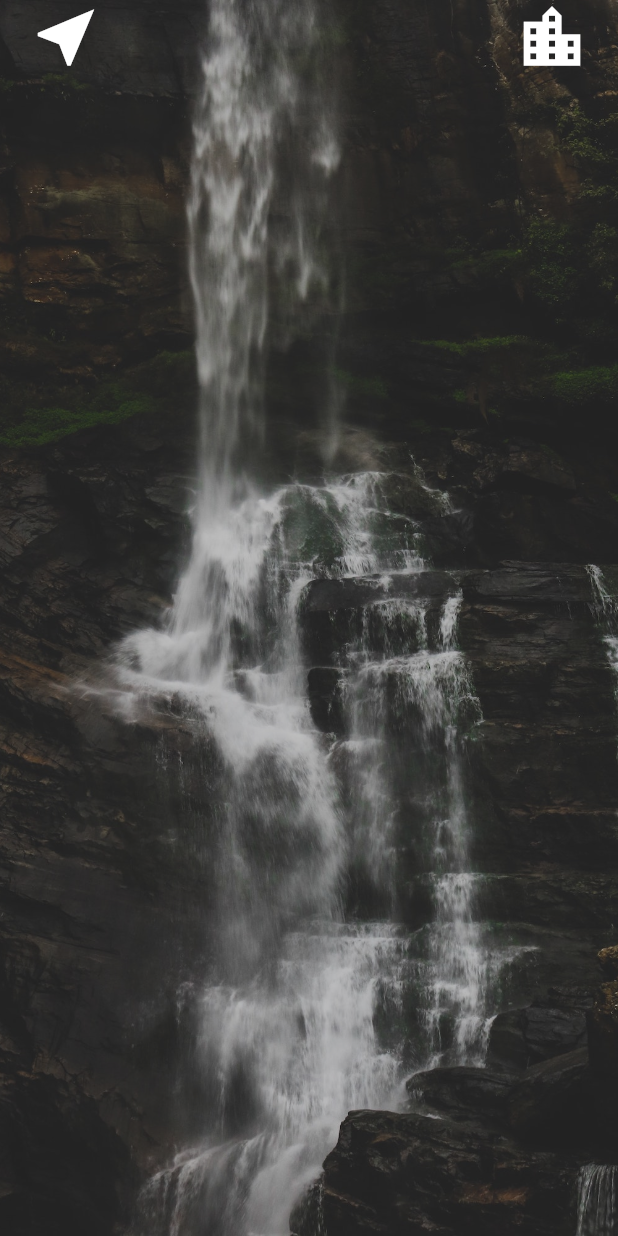
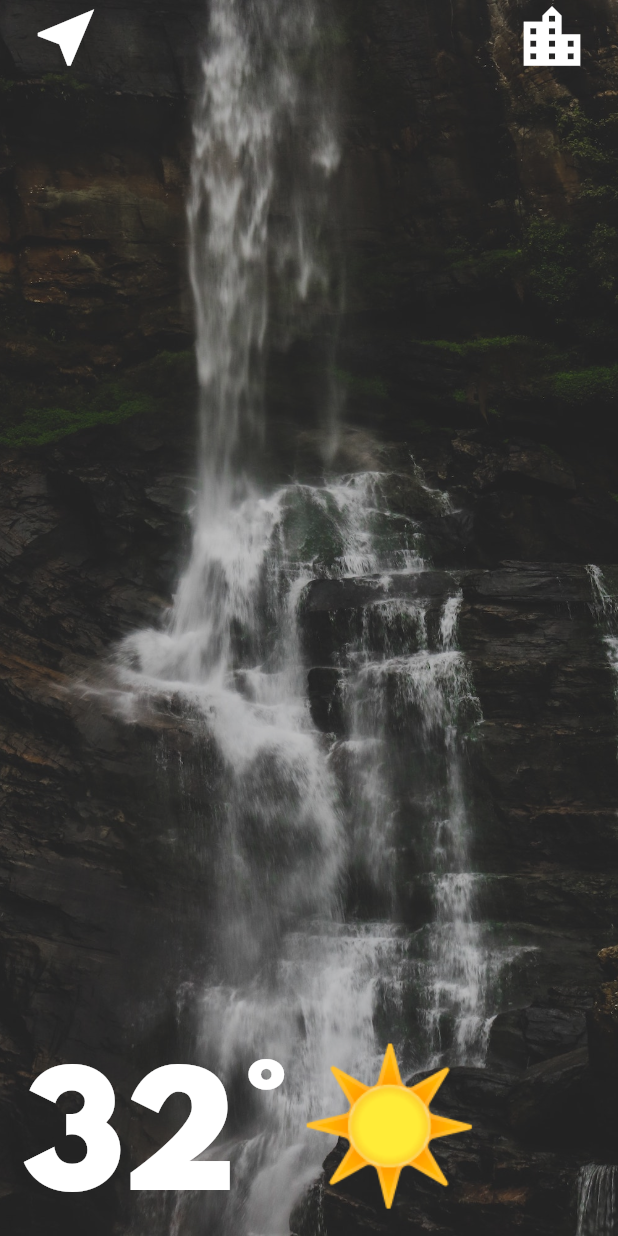
Before and after one commit to DevXanderCode/clima-flutter, a Flutter app: the screen it shows after launch, on a phone screen of 412 x 824 dp. Run offline on Flutter 3.47's test engine with Material 2 defaults, Android fonts, the phone set to English and light mode, and no system bars.

Commit message:
added the temperature value and the temp image to the location screen

```diff
--- a/lib/screens/location_screen.dart
+++ b/lib/screens/location_screen.dart
@@ -48,6 +48,21 @@ class _LocationScreenState extends State<LocationScreen> {
                   ),
                 ],
               ),
+              Padding(
+                padding: EdgeInsets.only(left: 15.0),
+                child: Row(
+                  children: const <Widget>[
+                    Text(
+                      '32°',
+                      style: kTempTextStyle,
+                    ),
+                    Text(
+                      '☀️',
+                      style: kConditionTextStyle,
+                    ),
+                  ],
+                ),
+              ),
             ],
           ),
         ),
```
